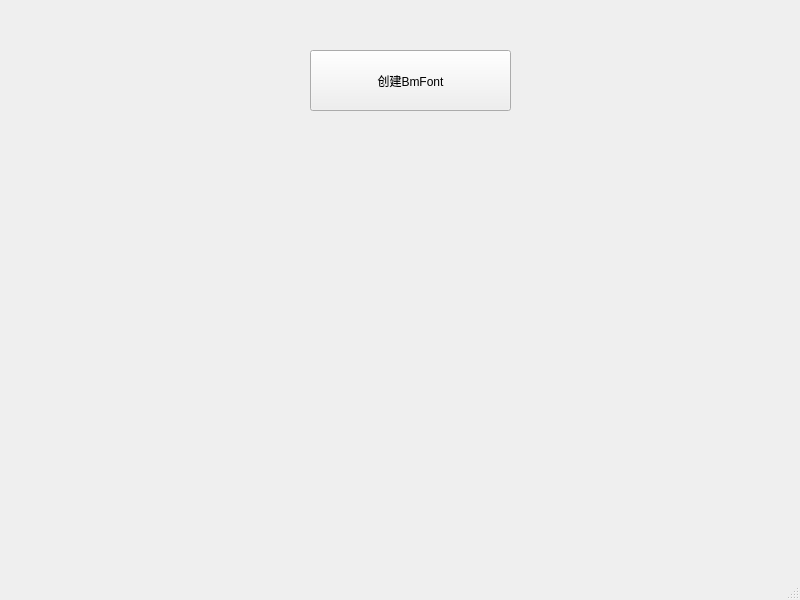
Qt form UI/ui_ToolsMainWin.ui (SkyshanInc/SkyshanTool) before a commit.
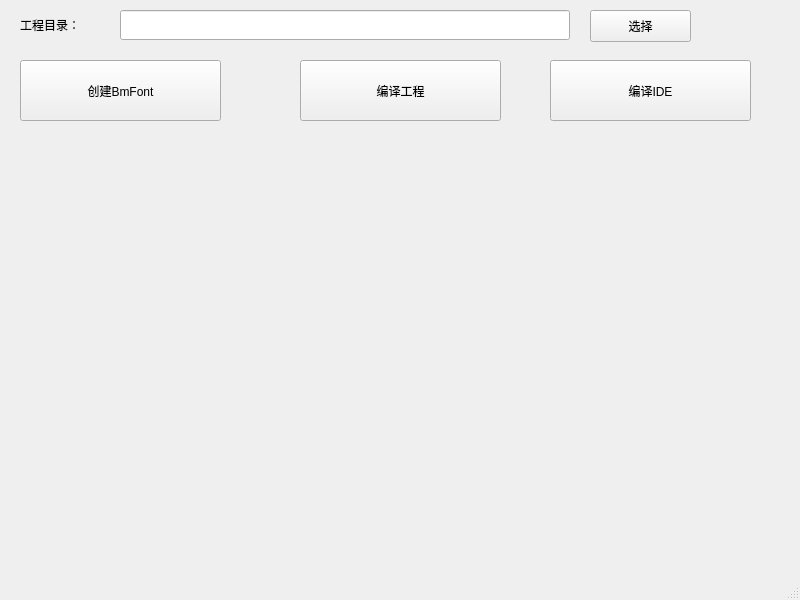
The same form after that commit.

```diff
--- a/UI/ui_ToolsMainWin.ui
+++ b/UI/ui_ToolsMainWin.ui
@@ -29,8 +29,8 @@
    <widget class="QPushButton" name="btn_crtBmF">
     <property name="geometry">
      <rect>
-      <x>310</x>
-      <y>50</y>
+      <x>20</x>
+      <y>60</y>
       <width>201</width>
       <height>61</height>
      </rect>
@@ -42,6 +42,88 @@
      <string>创建BmFont</string>
     </property>
    </widget>
+   <widget class="QLabel" name="label_3">
+    <property name="geometry">
+     <rect>
+      <x>20</x>
+      <y>10</y>
+      <width>101</width>
+      <height>30</height>
+     </rect>
+    </property>
+    <property name="styleSheet">
+     <string notr="true">font: 16pt &quot;Helvetica&quot;;</string>
+    </property>
+    <property name="text">
+     <string>工程目录：</string>
+    </property>
+   </widget>
+   <widget class="QPushButton" name="btn_selProj">
+    <property name="geometry">
+     <rect>
+      <x>590</x>
+      <y>10</y>
+      <width>101</width>
+      <height>32</height>
+     </rect>
+    </property>
+    <property name="text">
+     <string>选择</string>
+    </property>
+   </widget>
+   <widget class="QLineEdit" name="txt_projPath">
+    <property name="geometry">
+     <rect>
+      <x>120</x>
+      <y>10</y>
+      <width>450</width>
+      <height>30</height>
+     </rect>
+    </property>
+   </widget>
+   <widget class="QPushButton" name="btn_buildIde">
+    <property name="geometry">
+     <rect>
+      <x>550</x>
+      <y>60</y>
+      <width>201</width>
+      <height>61</height>
+     </rect>
+    </property>
+    <property name="styleSheet">
+     <string notr="true">font: 24pt &quot;Helvetica&quot;;</string>
+    </property>
+    <property name="text">
+     <string>编译IDE</string>
+    </property>
+   </widget>
+   <widget class="QPushButton" name="btn_buildProj">
+    <property name="geometry">
+     <rect>
+      <x>300</x>
+      <y>60</y>
+      <width>201</width>
+      <height>61</height>
+     </rect>
+    </property>
+    <property name="styleSheet">
+     <string notr="true">font: 24pt &quot;Helvetica&quot;;</string>
+    </property>
+    <property name="text">
+     <string>编译工程</string>
+    </property>
+   </widget>
+   <widget class="QWidget" name="verticalLayoutWidget">
+    <property name="geometry">
+     <rect>
+      <x>300</x>
+      <y>130</y>
+      <width>201</width>
+      <height>401</height>
+     </rect>
+    </property>
+    <layout class="QVBoxLayout" name="lay_otherCom"/>
+   </widget>
   </widget>
   <widget class="QMenuBar" name="menubar">
    <property name="geometry">
```
Left out of the diff: 2 changed lines with no effect on the pictures.
